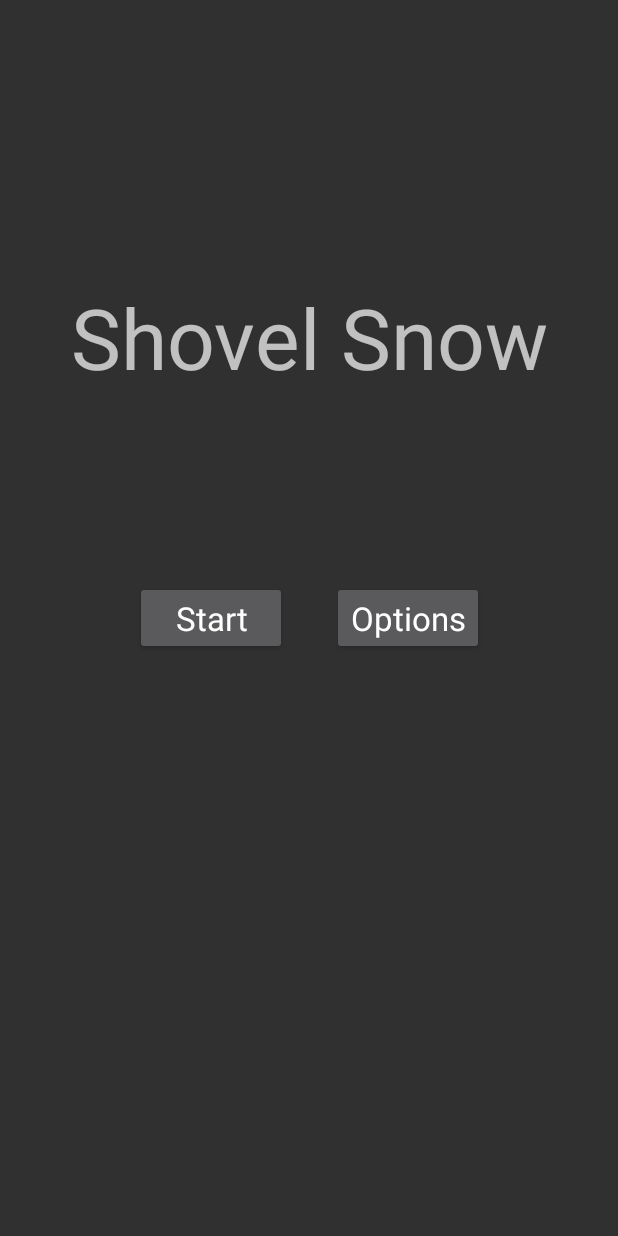
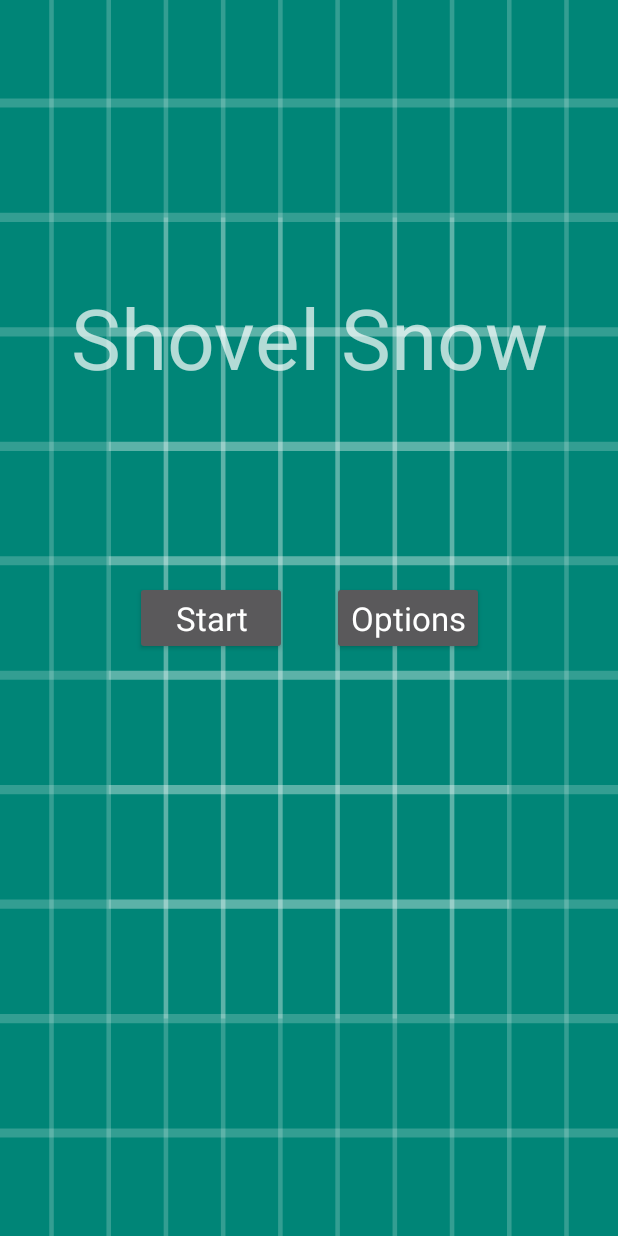
Before and after one commit to neelabh2/Shovel_Snow, an Android app: the screen it shows after launch (MainActivity), on a phone screen of 412 x 824 dp. Run offline under Robolectric (Android 15) with nearby library versions, the phone set to English and light mode, and no system bars; 2 statements that could not run were skipped.

Commit message:
Added a tentative background image through xml, not ImageView

```diff
--- a/app/src/main/java/com/example/shovelsnow/OptionsActivity.java
+++ b/app/src/main/java/com/example/shovelsnow/OptionsActivity.java
@@ -50,6 +50,11 @@ public class OptionsActivity extends AppCompatActivity {
         volumeUp.setOnClickListener(unused -> generalManager.adjustVolume(AudioManager.ADJUST_RAISE, 1));
         volumeDown.setOnClickListener(unused -> generalManager.adjustVolume(AudioManager.ADJUST_LOWER, 1));
 
+        //not sure if we'll be able to change the background image so no work on that here just yet.
+
+        //do we want to add different kinds of weather? That's an option, but I guess we'll have to know more about bitmaps first
+        //I think that's it though.
+
     }
 
     /**
--- a/app/src/main/res/layout/activity_main.xml
+++ b/app/src/main/res/layout/activity_main.xml
@@ -4,6 +4,7 @@
     xmlns:tools="http://schemas.android.com/tools"
     android:layout_width="match_parent"
     android:layout_height="match_parent"
+    android:background="@drawable/ic_launcher_background"
     tools:context=".MainActivity">
 
     <TextView
@@ -46,6 +47,7 @@
             android:layout_weight="1"
             android:text="@string/options_button"
             android:textAppearance="@style/TextAppearance.AppCompat.Large" />
+
     </LinearLayout>
 
 </androidx.constraintlayout.widget.ConstraintLayout>
```
Also changed, not shown: app/src/main/java/com/example/shovelsnow/MainActivity.java (+5 -2 lines).
